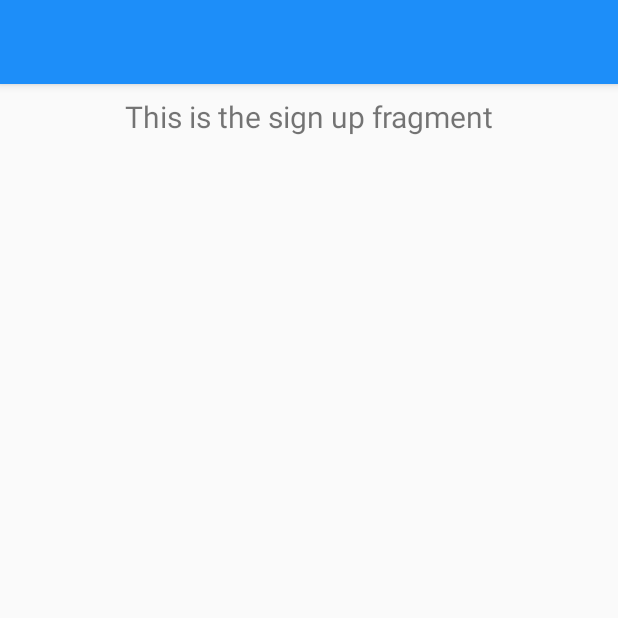
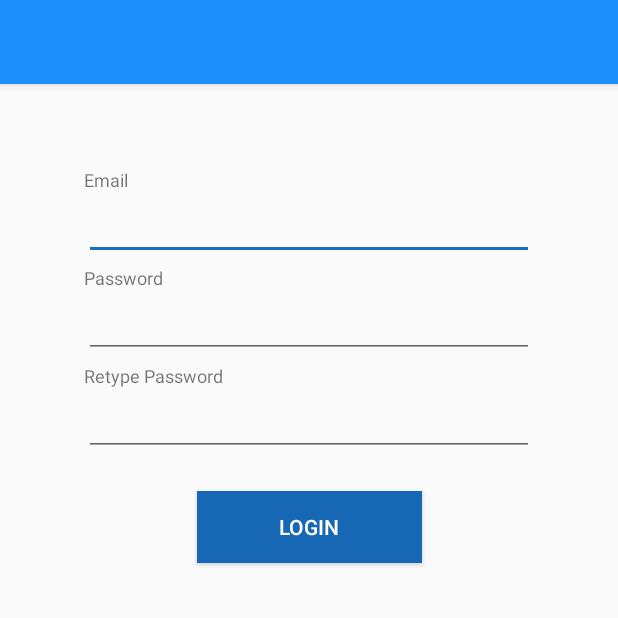
Before and after one commit to Casada94/Mapp, an Android app: the fragment SignUpFragment shown on its own in the app's theme, on a phone screen of 412 x 824 dp, the top half of it. Run offline under Robolectric (Android 15) with nearby library versions, the phone set to English and light mode, and no system bars.

Commit message:
made sign up page with basic verification. Added sign out functionality: navigation view now up dates after sign out

```diff
--- a/app/src/main/java/com/example/mapp/MainActivity.java
+++ b/app/src/main/java/com/example/mapp/MainActivity.java
@@ -3,6 +3,7 @@ package com.example.mapp;
 
 import android.app.SearchManager;
 import android.content.Context;
+import android.content.Intent;
 import android.os.Bundle;
 
 
@@ -42,12 +43,17 @@ import com.google.android.material.navigation.NavigationView;
 public class MainActivity extends AppCompatActivity {
 
     private AppBarConfiguration mAppBarConfiguration;
-    private boolean loggedIn = false;
+    private boolean loggedIn = true;
 
     @Override
     protected void onCreate(Bundle savedInstanceState) {
         super.onCreate(savedInstanceState);
         setContentView(R.layout.activity_main);
+
+
+        Intent loginStatus = getIntent();
+        if(loginStatus.hasExtra("loggedIn"))
+            loggedIn = loginStatus.getExtras().getBoolean("loggedIn");
 
 
 
@@ -84,6 +90,10 @@ public class MainActivity extends AppCompatActivity {
             public boolean onMenuItemClick(MenuItem item) {
                 drawer.closeDrawer(Gravity.LEFT, true);
                 navController.navigate(R.id.nav_home);
+                loggedIn = false;
+                Intent reStart = new Intent(getApplicationContext(), MainActivity.class);
+                reStart.putExtra("loggedIn", false);
+                startActivity(reStart);
                 return false;
             }
         });
@@ -136,6 +146,8 @@ public class MainActivity extends AppCompatActivity {
         return true;
     }
 
+
+
     @Override
     public boolean onSupportNavigateUp() {
         NavController navController = Navigation.findNavController(this, R.id.nav_host_fragment);
--- a/app/src/main/java/com/example/mapp/SignUpFragment.java
+++ b/app/src/main/java/com/example/mapp/SignUpFragment.java
@@ -1,33 +1,80 @@
 package com.example.mapp;
 
+import android.app.Activity;
 import android.os.Bundle;
 import android.view.LayoutInflater;
 import android.view.View;
 import android.view.ViewGroup;
+import android.view.inputmethod.EditorInfo;
+import android.widget.Button;
+import android.widget.EditText;
 import android.widget.TextView;
+import android.widget.Toast;
 
 import androidx.annotation.NonNull;
 import androidx.annotation.Nullable;
 import androidx.fragment.app.Fragment;
 import androidx.lifecycle.Observer;
 import androidx.lifecycle.ViewModelProviders;
+import androidx.navigation.NavController;
+import androidx.navigation.Navigation;
+import androidx.navigation.fragment.NavHostFragment;
+
+import java.util.regex.Pattern;
 
 public class SignUpFragment extends Fragment {
 
     private SignUpViewModel signUpViewModel;
+    EditText email;
+    EditText password;
+    EditText rePassword;
+    Button signUp;
+    TextView emailTxt;
+    TextView passwordTxt;
+    TextView rePasswordTxt;
+
+
 
     public View onCreateView(@NonNull LayoutInflater inflater,
                              ViewGroup container, Bundle savedInstanceState) {
         signUpViewModel =
                 ViewModelProviders.of(this).get(SignUpViewModel.class);
         View root = inflater.inflate(R.layout.fragment_signup, container, false);
-        final TextView textView = root.findViewById(R.id.signup_frag);
-        signUpViewModel.getText().observe(getViewLifecycleOwner(), new Observer<String>() {
+
+        email = root.findViewById(R.id.email);
+        emailTxt = root. findViewById(R.id.emailTxt);
+        password = root.findViewById(R.id.PasswordSignUp);
+        rePassword = root.findViewById(R.id.rePassword);
+        rePasswordTxt = root.findViewById(R.id.rePasswordTxt);
+        signUp = root.findViewById(R.id.loginBtn);
+
+        signUp.setOnClickListener(new View.OnClickListener() {
             @Override
-            public void onChanged(@Nullable String s) {
-                textView.setText(s);
+            public void onClick(View v) {
+                String user = email.getText().toString();
+                String pass = password.getText().toString();
+                String rePass = rePassword.getText().toString();
+
+
+                if(Pattern.matches("[\\w | \\. ]+\\@[\\w | \\. ]+", user) && user.contains("@csulb") && pass.equals(rePass)){
+                    email.clearComposingText();
+                    password.clearComposingText();
+
+                    password.onEditorAction(EditorInfo.IME_ACTION_DONE);
+                    Toast.makeText(getContext(), "good job", Toast.LENGTH_LONG).show();
+
+                    NavController navController = Navigation.findNavController(((MainActivity)getActivity()).findViewById(R.id.nav_host_fragment));
+                    navController.navigate(R.id.login_frag);
+
+                }
+                else{
+                    Toast.makeText(getContext(),"ooo no good", Toast.LENGTH_LONG).show();
+                }
             }
         });
+
+
+
         return root;
     }
 }
--- a/app/src/main/res/layout/fragment_login.xml
+++ b/app/src/main/res/layout/fragment_login.xml
@@ -8,7 +8,7 @@
         android:layout_width="wrap_content"
         android:layout_height="wrap_content"
         android:textSize="12sp"
-        android:text="Username"
+        android:text="Email"
         app:layout_constraintStart_toStartOf="@+id/userName"
         app:layout_constraintBottom_toTopOf="@+id/userName"/>
 
--- a/app/src/main/res/layout/fragment_signup.xml
+++ b/app/src/main/res/layout/fragment_signup.xml
@@ -5,16 +5,73 @@
     android:layout_height="match_parent">
 
     <TextView
-        android:id="@+id/signup_frag"
-        android:layout_width="match_parent"
+        android:id="@+id/emailTxt"
+        android:layout_width="wrap_content"
         android:layout_height="wrap_content"
-        android:layout_marginStart="8dp"
-        android:layout_marginTop="8dp"
-        android:layout_marginEnd="8dp"
-        android:textAlignment="center"
-        android:textSize="20sp"
-        android:text="temp"
+        android:textSize="12sp"
+        android:text="Email"
+        app:layout_constraintStart_toStartOf="@+id/email"
+        app:layout_constraintBottom_toTopOf="@+id/email"/>
+
+    <EditText
+        android:id="@+id/email"
+        android:layout_width="300dp"
+        android:layout_height="wrap_content"
+        app:layout_constraintBottom_toBottomOf="parent"
         app:layout_constraintEnd_toEndOf="parent"
         app:layout_constraintStart_toStartOf="parent"
-        app:layout_constraintTop_toTopOf="parent" />
+        app:layout_constraintTop_toTopOf="parent"
+        app:layout_constraintVertical_bias=".1" />
+
+    <TextView
+        android:id="@+id/passwordTxt"
+        android:layout_width="wrap_content"
+        android:layout_height="wrap_content"
+        android:textSize="12sp"
+        android:text="Password"
+        app:layout_constraintStart_toStartOf="@+id/PasswordSignUp"
+        app:layout_constraintBottom_toTopOf="@+id/PasswordSignUp"/>
+
+    <EditText
+        android:id="@+id/PasswordSignUp"
+        android:layout_width="300dp"
+        android:layout_height="wrap_content"
+        android:inputType="textPassword"
+        android:layout_marginTop="20dp"
+        app:layout_constraintEnd_toEndOf="parent"
+        app:layout_constraintStart_toStartOf="parent"
+        app:layout_constraintTop_toBottomOf="@id/email" />
+
+    <TextView
+        android:id="@+id/rePasswordTxt"
+        android:layout_width="wrap_content"
+        android:layout_height="wrap_content"
+        android:textSize="12sp"
+        android:text="Retype Password"
+        app:layout_constraintStart_toStartOf="@+id/rePassword"
+        app:layout_constraintBottom_toTopOf="@+id/rePassword"/>
+
+    <EditText
+        android:id="@+id/rePassword"
+        android:layout_width="300dp"
+        android:layout_height="wrap_content"
+        android:inputType="textPassword"
+        android:layout_marginTop="20dp"
+        app:layout_constraintEnd_toEndOf="parent"
+        app:layout_constraintStart_toStartOf="parent"
+        app:layout_constraintTop_toBottomOf="@id/PasswordSignUp" />
+
+    <Button
+        android:id="@+id/loginBtn"
+        android:layout_width="150dp"
+        android:layout_height="wrap_content"
+        android:background="@color/colorPrimaryDark"
+        android:textColor="@color/colorWhite"
+        android:text="Login"
+        app:layout_constraintBottom_toBottomOf="parent"
+        app:layout_constraintTop_toBottomOf="@id/rePassword"
+        app:layout_constraintStart_toStartOf="parent"
+        app:layout_constraintEnd_toEndOf="parent"
+        app:layout_constraintVertical_bias=".05"/>
+
 </androidx.constraintlayout.widget.ConstraintLayout>
```
